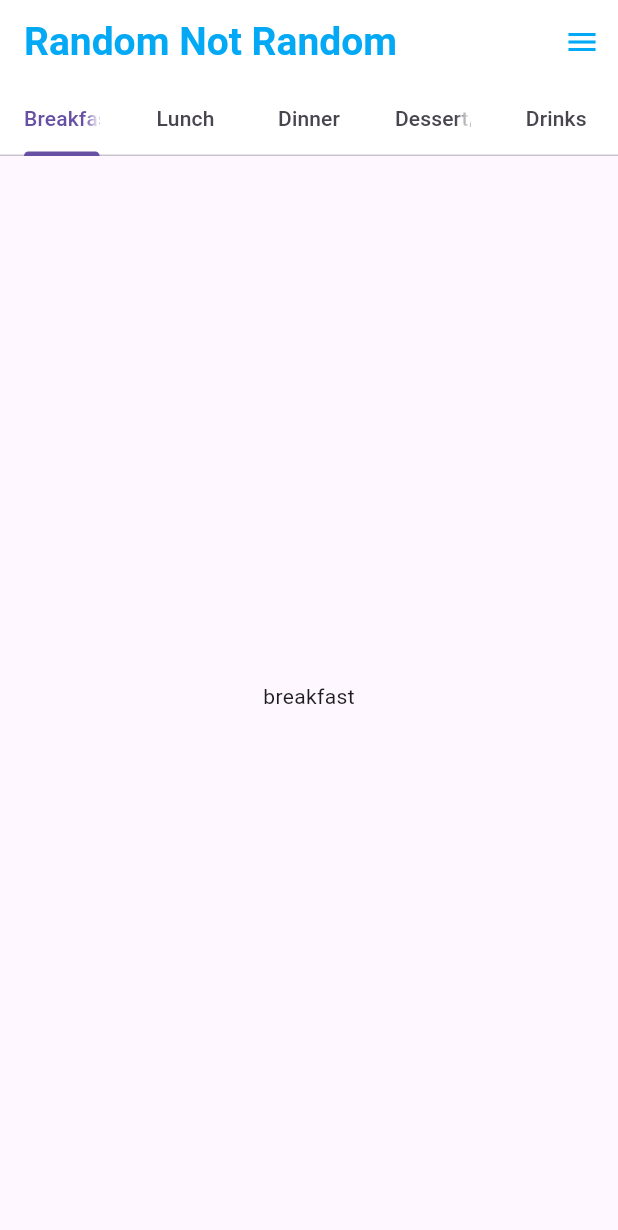
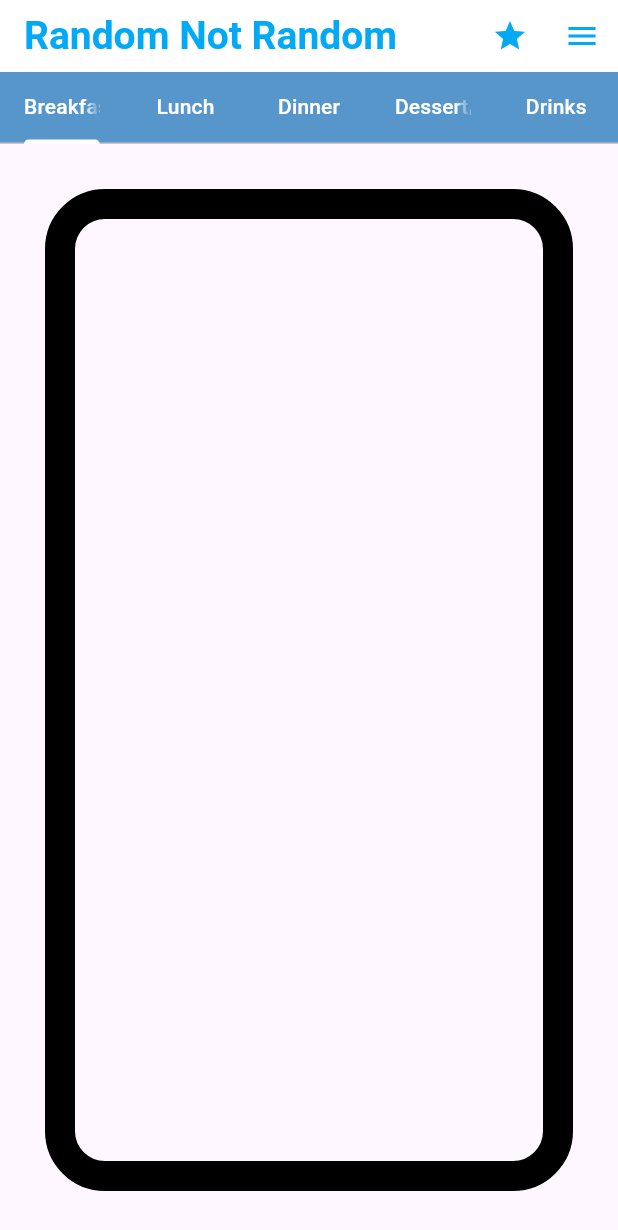
Before and after one commit to 100277/randomnotrandom, a Flutter app: the home screen opened directly, on a phone screen of 412 x 824 dp. Shown: the top 1230 px of the screen. Run offline on Flutter 3.47's test engine with Material 3 defaults, Android fonts, the light colour scheme and no system bars.

Commit message:
stop giving me an "expected identifier issue in an if statement i just wanna change color

```diff
--- a/lib/screen/home.dart
+++ b/lib/screen/home.dart
@@ -1,11 +1,12 @@
 import 'package:flutter/material.dart';
-
+import "package:randomnotrandom/tab.dart";
 void main() {
   runApp( home());
 }
 
 class home extends StatelessWidget {
    const home({Key? key}) : super(key:key);
+
 
 
   @override
@@ -24,23 +25,37 @@ class home extends StatelessWidget {
           title: Text("Random Not Random", style: TextStyle(fontSize: 26.0, color: Colors.lightBlue, fontWeight: FontWeight.bold)),
           backgroundColor: Colors.white,
           actions: [
+            IconButton(icon: const Icon(Icons.star), color: Colors.lightBlue, onPressed: () {},),
             IconButton(icon: const Icon(Icons.menu), color: Colors.lightBlue, onPressed: () {},),
           ],
-          bottom: TabBar(
-            // isScrollable: true,
+          bottom: PreferredSize(
+            preferredSize: Size.fromHeight(40),
+            child: Container(
+              color: const Color.fromARGB(255, 86, 150, 202),
+              child: TabBar(
+            //isScrollable: true,
             tabs: List.generate(
               menu.length,
               (index) => Tab(
                 text: menu[index],
               ),
             ),
+            unselectedLabelColor: Colors.white,
+            labelColor: Colors.white,
+            indicatorColor: Colors.white,
+            indicatorSize: TabBarIndicatorSize.label,
+
       ),
+            )
+
+
 
 
         ),
+        ),
         body: TabBarView(
         children: [
-          Center(child: Text("breakfast")),
+          tab(s: "breakfast"),
           Center(child: Text("lunch")),
           Center(child: Text("dinner")),
           Center(child: Text("Desert/Snack")),
--- /dev/null
+++ b/lib/tab.dart
@@ -0,0 +1,55 @@
+import 'package:flutter/material.dart';
+
+
+class tab extends StatelessWidget {
+  const tab({
+    super.key, required this.s,
+  });
+  final String s;
+
+
+  @override
+  Widget build(BuildContext context) {
+    return Scaffold(
+        body: Container(
+          margin: EdgeInsets.all(30),
+          decoration: BoxDecoration(
+            border: Border.all (
+              // color: if(s == "breakfast")
+              // {
+
+              //   Color.fromARGB(255, 86, 150, 202),
+              // }
+              // else if(s.equals("lunch"))
+              // {
+              //   Color.fromARGB(255, 235, 165, 137),
+              // }
+              // else if(s.equals("dinner"))
+              // {
+              //   Color.fromARGB(255, 86, 150, 202),
+              // }
+              // else if(s.equals("dessert/snack"))
+              // {
+              //    Color.fromARGB(255, 235, 165, 137),
+              // }
+              // else if(s.equals("drinks"))
+              // {
+              //   Color.fromARGB(255, 86, 150, 202),
+              // },
+
+              width: 20,
+              style: BorderStyle.solid,
+
+              ),
+              borderRadius: BorderRadius.all(
+                Radius.circular(40),
+
+              ),
+
+
+          )
+          )
+
+    );
+  }
+}
```
Also changed, not shown: lib/bsss.dart (deleted, +0 -44 lines), 5 other files.
